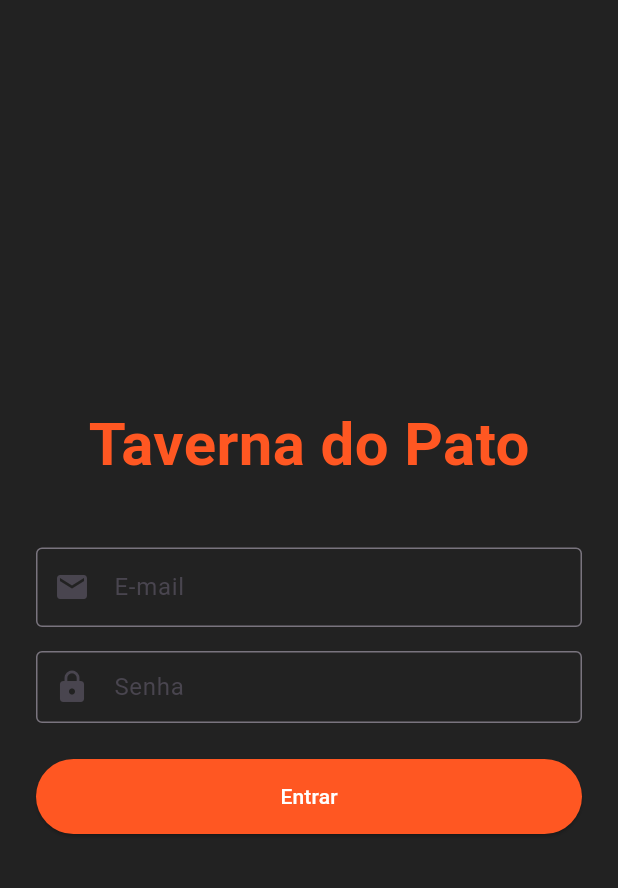
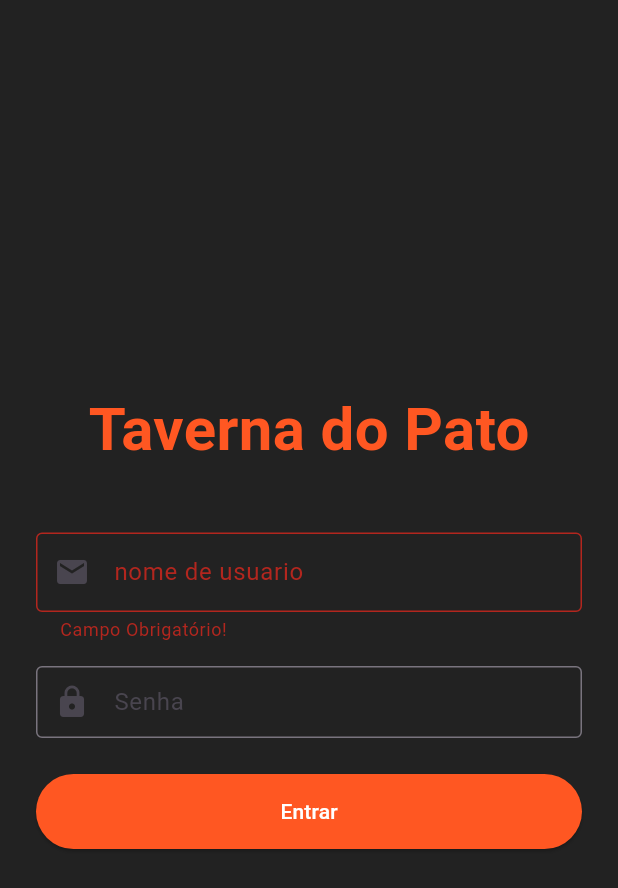
Before and after one commit to Yumetzu/taverna_do_pato, a Flutter app: the screen it shows after launch, after a tap on "Entrar", on a phone screen of 412 x 824 dp. Shown: the top 888 px of the screen. Run offline on Flutter 3.47's test engine with Material 3 defaults, Android fonts, the phone set to English and light mode, and no system bars.

Commit message:
feat: ajuste na tela de login

```diff
--- a/lib/tela_login.dart
+++ b/lib/tela_login.dart
@@ -10,6 +10,7 @@ class TelaLogin extends StatefulWidget {
 class _TelaLoginState extends State<TelaLogin> {
   final emailController = TextEditingController();
   final senhaController = TextEditingController();
+  final formkey = GlobalKey<FormState>();
 
   @override
   Widget build(BuildContext context) {
@@ -18,6 +19,8 @@ class _TelaLoginState extends State<TelaLogin> {
       body: Padding(
         padding: const EdgeInsets.all(24.0),
         child: Center(
+          child: Form(
+            key: formkey,
             child: Column(
               mainAxisAlignment: MainAxisAlignment.center,
               children: [
@@ -31,25 +34,34 @@ class _TelaLoginState extends State<TelaLogin> {
                 ),
                 const SizedBox(height: 40),
                 // Campo E-mail
-              TextField(
+                TextFormField(
                   style: TextStyle(
                     color: Colors.white54,
                     fontSize: 14,
                   ),
                   controller: emailController,
                   decoration: const InputDecoration(
-                  labelText: 'E-mail',
+                    labelText: 'nome de usuario',
                     border: OutlineInputBorder(),
                     prefixIcon: Icon(Icons.email),
                   ),
+                  validator:(value){
+                    if (value!.isEmpty){
+                      return "Campo Obrigatório!";
+                    }
+                    if (value.contains("@") == false && (value.contains(".com.br")) == false) {
+                      return "E-mail inválido";
+                    }
+                    return null;
+                  },
                 ),
                 const SizedBox(height: 16),
                 // Campo Senha
-              TextField(
+                TextFormField(
                   controller: senhaController,
                   obscureText: true,
                   style: TextStyle(
-                  color: Colors.white54,
+                    color: Color.fromARGB(75, 255, 255, 255),
                     fontSize: 8,
                     letterSpacing: 2.0,
                   ),
@@ -66,7 +78,9 @@ class _TelaLoginState extends State<TelaLogin> {
                   height: 50,
                   child: ElevatedButton(
                     onPressed: () {
-                    print("Login: ${emailController.text}");
+                      if (formkey.currentState!.validate()) {
+
+                      }
                     },
                     style: ElevatedButton.styleFrom(
                       backgroundColor: Colors.deepOrange,
@@ -79,6 +93,7 @@ class _TelaLoginState extends State<TelaLogin> {
             ),
           ),
         ),
+      ),
     );
   }
 }
```
Also changed, not shown: lib/tela_cadastro.dart (added, +22 -0 lines). Lines whose indentation alone changed are shown as unchanged.
